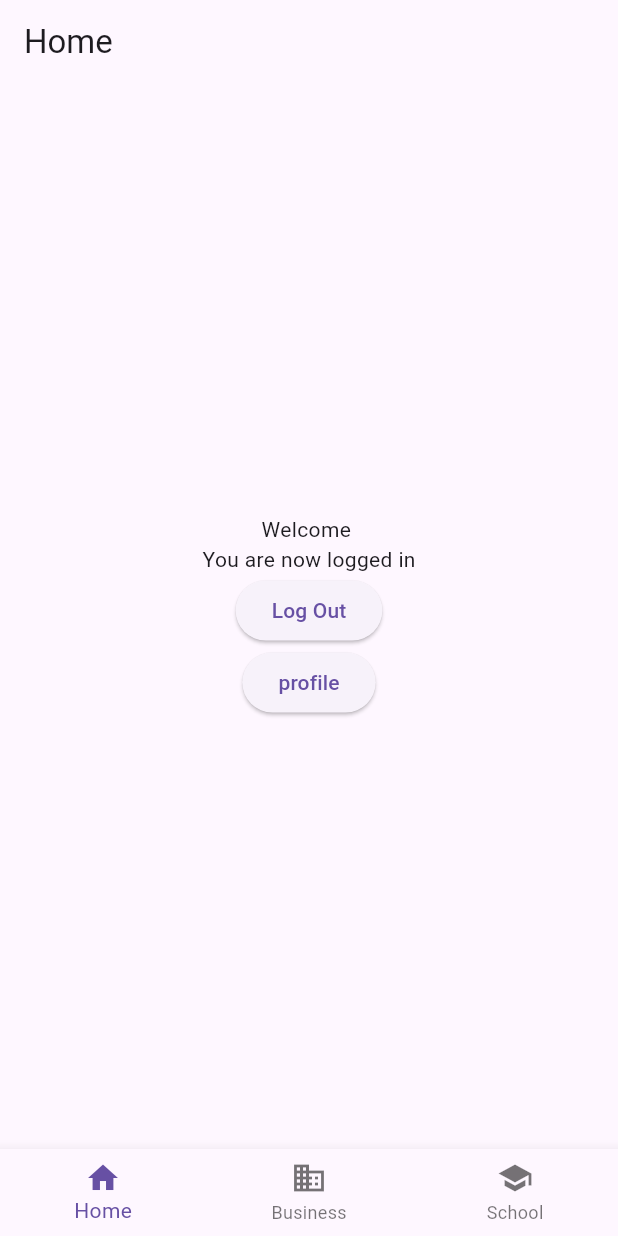
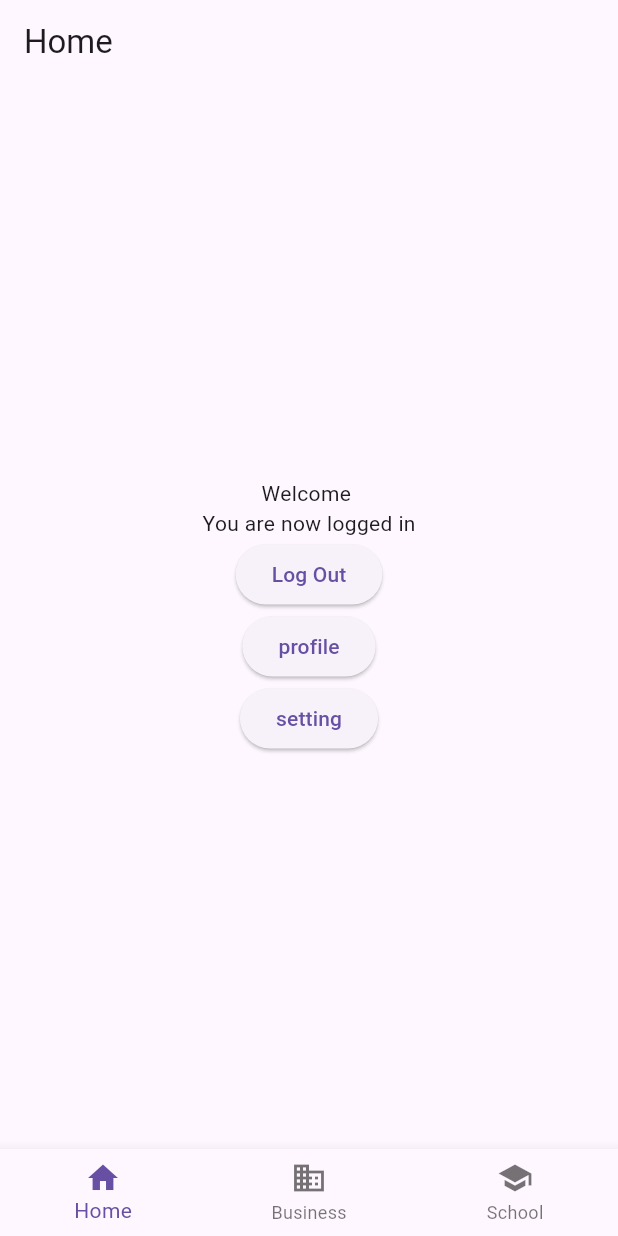
Before and after one commit to kansai1hakaton/mobile, a Flutter app: the screen it shows once a user with an empty profile is signed in, on a phone screen of 412 x 824 dp. Run offline on Flutter 3.47's test engine with Material 3 defaults, Android fonts, the phone set to English and light mode, and no system bars; our stand-ins replace cloud_firestore, firebase_auth, firebase_core, flutter_hooks, flutter_riverpod; accounts and stored records are empty.

Commit message:
feat:add test setting btn

```diff
--- a/lib/screen/home_page.dart
+++ b/lib/screen/home_page.dart
@@ -43,6 +43,10 @@ class _HomePageState extends State<HomePage> {
                       onPressed: () => Navigator.pushNamed(context, "/profile"),
                       child: Text("profile"),
                     ),
+                    ElevatedButton(
+                        onPressed: () =>
+                            Navigator.pushNamed(context, '/setting'),
+                        child: Text("setting"))
                   ],
                 ),
               ),
```
